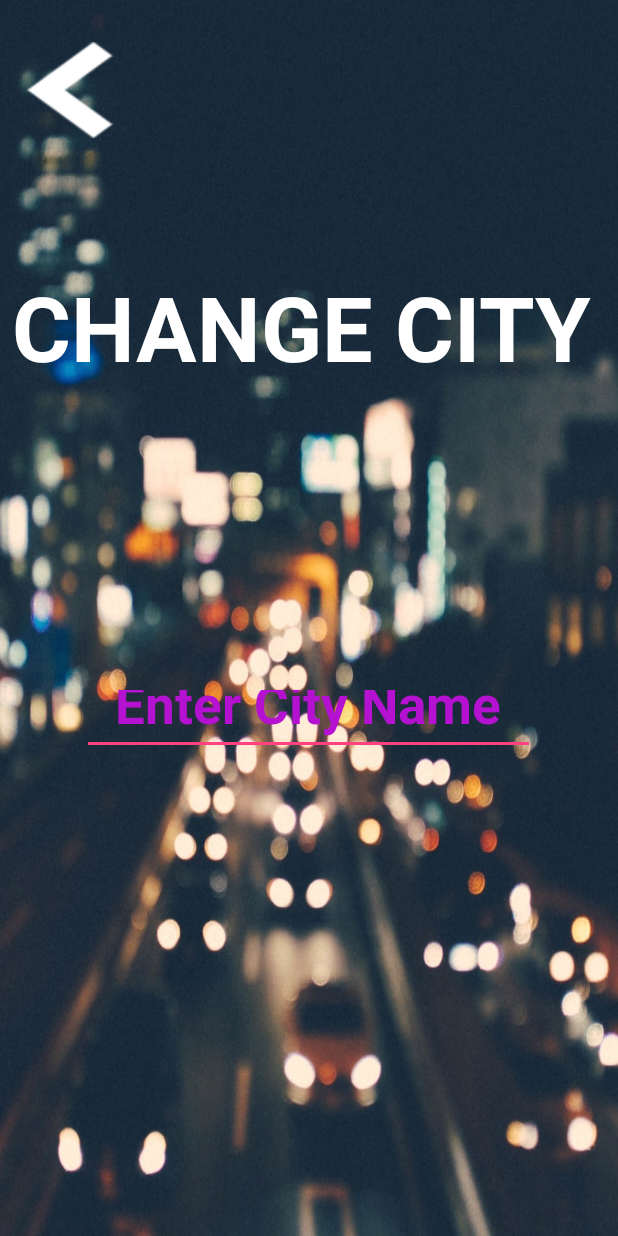
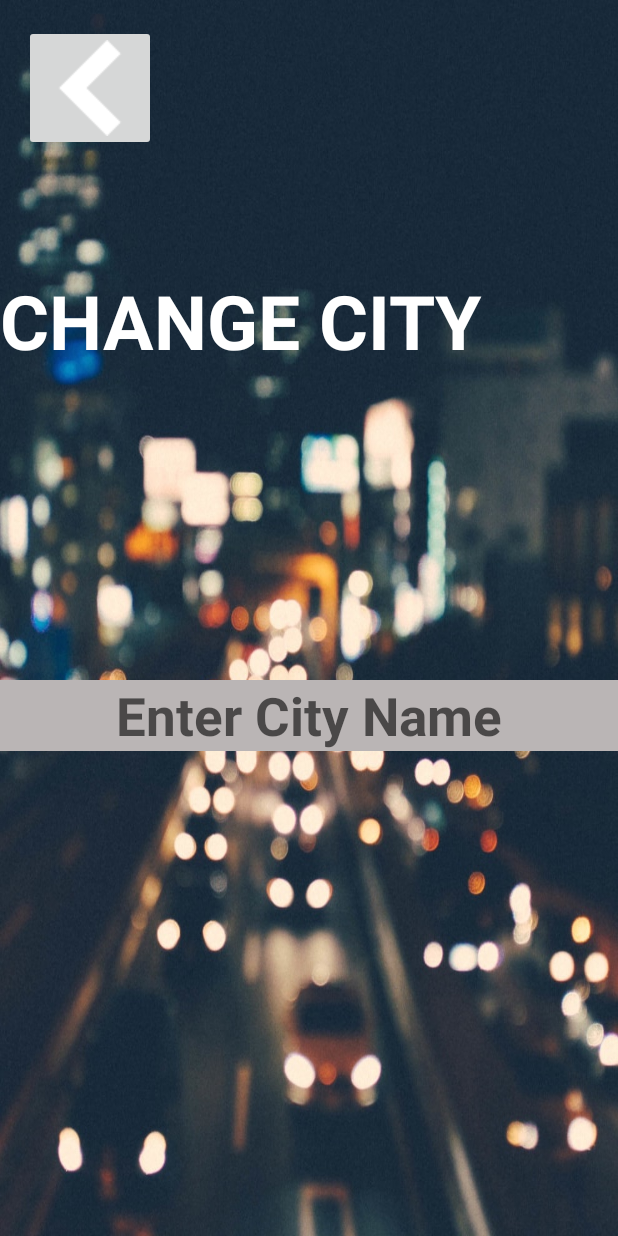
Before and after one commit to sharmaumang001/WeatherApp, an Android app: the layout change_city_layout.xml on its own in the app's theme, with its tools: preview values and no code run, on a phone screen of 412 x 824 dp. Run offline under Robolectric (Android 15) with nearby library versions, the phone set to English and light mode, and no system bars.

Commit message:
Full app Working

```diff
--- a/app/build.gradle
+++ b/app/build.gradle
@@ -32,4 +32,5 @@ dependencies {
     androidTestImplementation 'androidx.test.ext:junit:1.1.1'
     androidTestImplementation 'androidx.test.espresso:espresso-core:3.2.0'
     compile 'com.loopj.android:android-async-http:1.4.9'
+    implementation 'com.google.android.material:material:1.1.0'
 }
--- a/app/src/main/AndroidManifest.xml
+++ b/app/src/main/AndroidManifest.xml
@@ -3,7 +3,7 @@
     package="com.example.weather">
 
     <uses-permission android:name="android.permission.INTERNET" />
-    <uses-permission android:name="android.permission.ACCESS_FINE_LOCATION"/>
+    <uses-permission android:name="android.permission.ACCESS_FINE_LOCATION" />
 
     <application
         android:allowBackup="true"
@@ -12,6 +12,7 @@
         android:roundIcon="@mipmap/ic_launcher_round"
         android:supportsRtl="true"
         android:theme="@style/AppTheme">
+        <activity android:name=".City_Change"></activity>
         <activity android:name=".WeatherController">
             <intent-filter>
                 <action android:name="android.intent.action.MAIN" />
--- a/app/src/main/res/layout/change_city_layout.xml
+++ b/app/src/main/res/layout/change_city_layout.xml
@@ -8,12 +8,12 @@
 
     <TextView
         android:id="@+id/getcity"
-        android:layout_width="404dp"
-        android:layout_height="89dp"
+        android:layout_width="match_parent"
+        android:layout_height="wrap_content"
         android:layout_marginTop="160dp"
         android:text="CHANGE CITY"
         android:textColor="#FFFFFF"
-        android:textSize="60sp"
+        android:textSize="50sp"
         android:textStyle="bold"
         app:layout_constraintBottom_toTopOf="@+id/city_name"
         app:layout_constraintEnd_toEndOf="parent"
@@ -24,13 +24,14 @@
 
     <EditText
         android:id="@+id/city_name"
-        android:layout_width="302dp"
-        android:layout_height="53dp"
+        android:layout_width="match_parent"
+        android:layout_height="wrap_content"
+        android:background="#BAB5B5"
         android:ems="10"
-        android:inputType="textPersonName"
-        android:text="Enter City Name"
+        android:inputType="textAutoCorrect"
+        android:hint="Enter City Name"
         android:textAlignment="center"
-        android:textColor="#B511D1"
+        android:textColor="@color/white"
         android:textColorHighlight="#FFFFFF"
         android:textSize="35sp"
         android:textStyle="bold"
@@ -41,15 +42,17 @@
         app:layout_constraintTop_toTopOf="parent"
         app:layout_constraintVertical_bias="0.584" />
 
-    <Button
-        android:id="@+id/back_button"
+    <ImageButton
+        android:id="@+id/Back_Button"
         android:layout_width="wrap_content"
         android:layout_height="wrap_content"
-        android:background="@drawable/left"
         app:layout_constraintBottom_toTopOf="@+id/getcity"
         app:layout_constraintEnd_toEndOf="parent"
-        app:layout_constraintHorizontal_bias="0.009"
+        app:layout_constraintHorizontal_bias="0.049"
         app:layout_constraintStart_toStartOf="parent"
         app:layout_constraintTop_toTopOf="parent"
-        app:layout_constraintVertical_bias="0.246" />
+        app:layout_constraintVertical_bias="0.177"
+        app:srcCompat="@drawable/left" />
+
+
 </androidx.constraintlayout.widget.ConstraintLayout>
--- a/app/src/main/res/layout/weather_controller_layout.xml
+++ b/app/src/main/res/layout/weather_controller_layout.xml
@@ -67,4 +67,5 @@
         app:layout_constraintStart_toStartOf="parent"
         app:layout_constraintTop_toTopOf="parent"
         app:layout_constraintVertical_bias="0.025" />
+
 </androidx.constraintlayout.widget.ConstraintLayout>
```
Also changed, not shown: app/src/main/java/com/example/weather/City_Change.java (added, +45 -0 lines), app/src/main/java/com/example/weather/WeatherController.java (+43 -15 lines).
